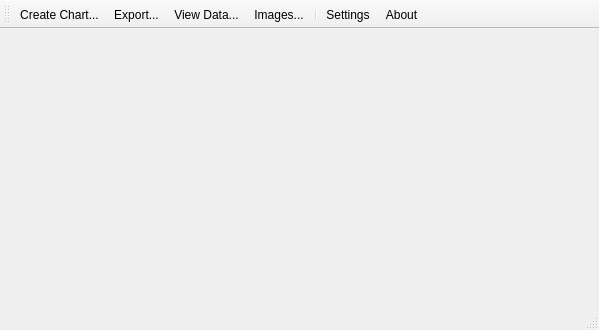
This is desktop/mainwindow.ui in davidrg/zxweather as Qt 5 draws it before an edit. The edited form follows.
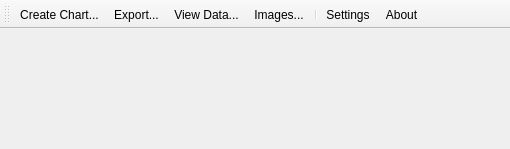
This is the edited form. Icons and pictures are not drawn. Custom widgets are drawn as their Qt base class.

Commit message:
Make main window size management less insane. This results in the picture having the right aspect ratio.
Size management for some of its child widgets (such as the LiveDataWidget) is
still awful.

The edit to the form file:
```diff
--- a/desktop/mainwindow.ui
+++ b/desktop/mainwindow.ui
@@ -6,20 +6,20 @@
    <rect>
     <x>0</x>
     <y>0</y>
-    <width>599</width>
-    <height>330</height>
+    <width>510</width>
+    <height>149</height>
    </rect>
   </property>
   <property name="sizePolicy">
-   <sizepolicy hsizetype="Preferred" vsizetype="Minimum">
+   <sizepolicy hsizetype="Minimum" vsizetype="Minimum">
     <horstretch>0</horstretch>
     <verstretch>0</verstretch>
    </sizepolicy>
   </property>
   <property name="maximumSize">
    <size>
-    <width>599</width>
-    <height>330</height>
+    <width>510</width>
+    <height>149</height>
    </size>
   </property>
   <property name="windowTitle">
@@ -52,6 +52,12 @@
     </item>
     <item row="3" column="0" colspan="2">
      <widget class="QTabWidget" name="imageTabs">
+      <property name="sizePolicy">
+       <sizepolicy hsizetype="Fixed" vsizetype="Expanding">
+        <horstretch>0</horstretch>
+        <verstretch>0</verstretch>
+       </sizepolicy>
+      </property>
       <property name="tabShape">
        <enum>QTabWidget::Rounded</enum>
       </property>
@@ -111,7 +117,6 @@
    <addaction name="actionSettings"/>
    <addaction name="actionAbout"/>
   </widget>
-  <widget class="QStatusBar" name="statusBar"/>
   <action name="actionSettings">
    <property name="icon">
     <iconset resource="resources.qrc">
```
Left out of the diff: 8 changed lines with no effect on the pictures. The commit also changes 4 other files.
